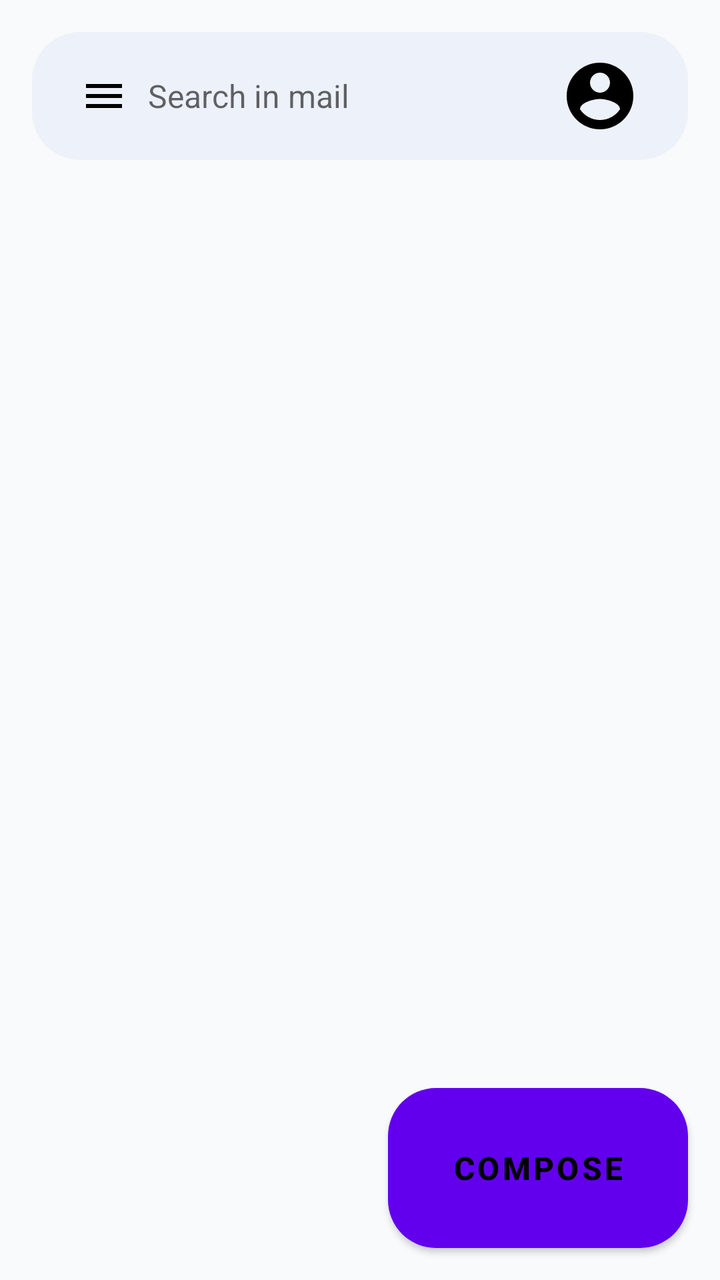
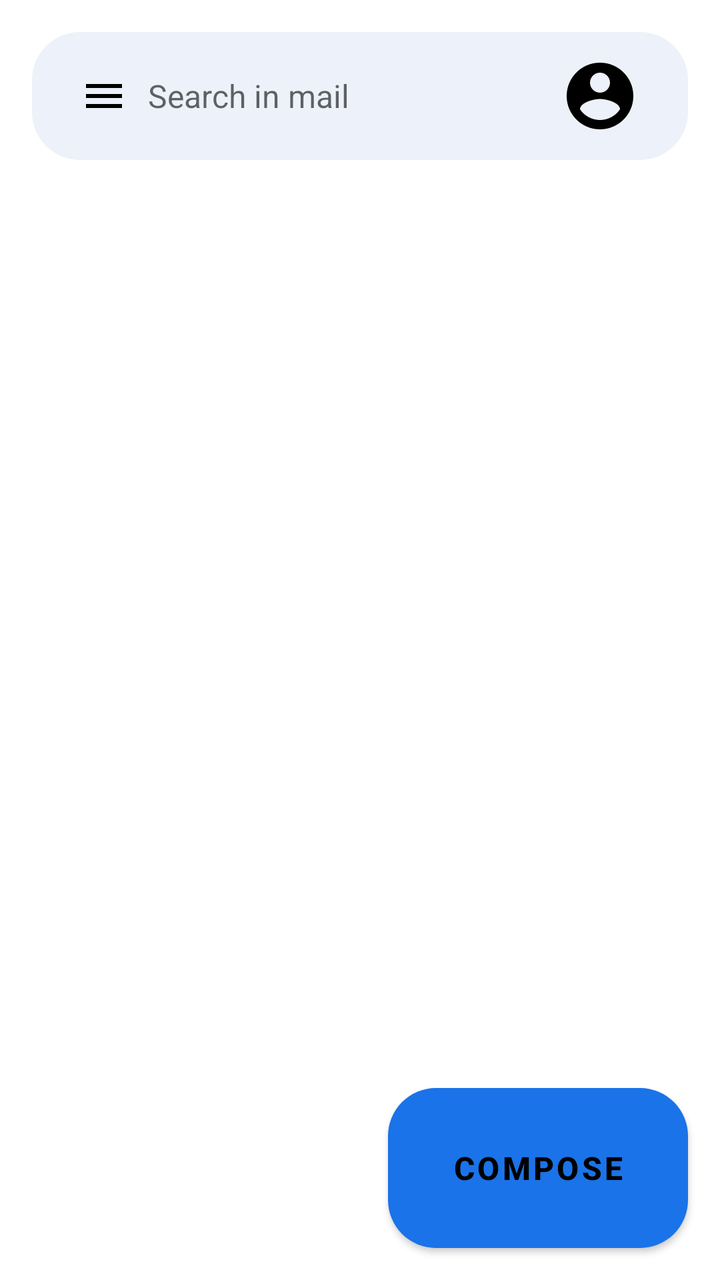

Before-and-after screenshots of an Android layout around one commit, followed by the original layout XML and the change that was made.
<!-- AndroidManifest.xml: application theme Theme.Project5 -->
<!-- res/layout/activity_mail_home.xml -->
<?xml version="1.0" encoding="utf-8"?>
<androidx.coordinatorlayout.widget.CoordinatorLayout
    xmlns:android="http://schemas.android.com/apk/res/android"
    android:layout_width="match_parent"
    android:layout_height="match_parent"
    android:background="#F9FAFB">

    <LinearLayout
        android:layout_width="match_parent"
        android:layout_height="wrap_content"
        android:layout_margin="16dp"
        android:orientation="horizontal"
        android:background="@drawable/search_bar_bg"
        android:padding="12dp"
        android:gravity="center_vertical">

        <ImageView
            android:id="@+id/ivMenu"
            android:layout_width="24dp"
            android:layout_height="24dp"
            android:src="@drawable/ic_menu"
            android:layout_marginEnd="10dp"
            android:layout_marginStart="12dp" />

        <EditText
            android:id="@+id/etSearch"
            android:layout_width="0dp"
            android:layout_height="wrap_content"
            android:layout_weight="1"
            android:hint="@string/search_in_mail"
            android:textSize="16sp"
            android:textColor="#444"
            android:background="@android:color/transparent"
            android:singleLine="true"
            android:imeOptions="actionSearch"
            android:inputType="text"
            android:padding="0dp"
            android:layout_marginEnd="8dp"/>


        <ImageView
            android:id="@+id/ivAvatar"
            android:layout_width="40dp"
            android:layout_height="40dp"
            android:src="@drawable/ic_avatar"
            android:scaleType="centerCrop"
            android:layout_marginEnd="12dp" />
    </LinearLayout>

    <Button
        android:id="@+id/btnComposeFloating"
        android:layout_width="150dp"
        android:layout_height="80dp"
        android:layout_gravity="bottom|end"
        android:layout_margin="16dp"
        android:background="@drawable/compose_button_bg"
        android:text="@string/compose"
        android:textColor="@color/blue"
        android:drawableStart="@drawable/ic_pencil"
        android:drawablePadding="8dp"
        android:padding="12dp"
        android:elevation="6dp"
        android:textStyle="bold"
        android:textSize="16sp"/>

    <FrameLayout
        android:id="@+id/mailContentContainer"
        android:layout_width="match_parent"
        android:layout_height="match_parent"
        android:layout_marginTop="80dp" />

    <FrameLayout
        android:id="@+id/sidebar"
        android:layout_width="250dp"
        android:layout_height="match_parent"
        android:layout_gravity="start"
        android:background="#FFFFFF"
        android:visibility="gone"
        android:elevation="8dp" />

    <FrameLayout
        android:id="@+id/sidebarOverlay"
        android:layout_width="match_parent"
        android:layout_height="match_parent"
        android:background="#80000000"
        android:visibility="gone" />

</androidx.coordinatorlayout.widget.CoordinatorLayout>
<!-- resources referenced by this layout -->
<resources>
  <!-- drawable compose_button_bg (drawable) -->
  <?xml version="1.0" encoding="utf-8"?>
  <shape xmlns:android="http://schemas.android.com/apk/res/android"
      android:shape="rectangle">
      <solid android:color="#D6EAF8" /> 
      <corners android:radius="24dp" />
  </shape>
  <!-- drawable ic_avatar (drawable) -->
  <vector xmlns:android="http://schemas.android.com/apk/res/android" android:height="24dp" android:tint="#000000" android:viewportHeight="24" android:viewportWidth="24" android:width="24dp">
  
      <path android:fillColor="@android:color/white" android:pathData="M12,2C6.48,2 2,6.48 2,12s4.48,10 10,10 10,-4.48 10,-10S17.52,2 12,2zM12,5c1.66,0 3,1.34 3,3s-1.34,3 -3,3 -3,-1.34 -3,-3 1.34,-3 3,-3zM12,19.2c-2.5,0 -4.71,-1.28 -6,-3.22 0.03,-1.99 4,-3.08 6,-3.08 1.99,0 5.97,1.09 6,3.08 -1.29,1.94 -3.5,3.22 -6,3.22z"/>
  
  </vector>
  <!-- drawable ic_menu (drawable) -->
  <vector xmlns:android="http://schemas.android.com/apk/res/android" android:height="24dp" android:tint="#000000" android:viewportHeight="24" android:viewportWidth="24" android:width="24dp">
        
      <path android:fillColor="@android:color/white" android:pathData="M3,18h18v-2L3,16v2zM3,13h18v-2L3,11v2zM3,6v2h18L21,6L3,6z"/>
      
  </vector>
  <!-- drawable ic_pencil (drawable) -->
  <vector xmlns:android="http://schemas.android.com/apk/res/android" android:height="24dp" android:tint="#000000" android:viewportHeight="24" android:viewportWidth="24" android:width="24dp">
        
      <path android:fillColor="@android:color/white" android:pathData="M3,17.25V21h3.75L17.81,9.94l-3.75,-3.75L3,17.25zM20.71,7.04c0.39,-0.39 0.39,-1.02 0,-1.41l-2.34,-2.34c-0.39,-0.39 -1.02,-0.39 -1.41,0l-1.83,1.83 3.75,3.75 1.83,-1.83z"/>
      
  </vector>
  <!-- drawable search_bar_bg (drawable) -->
  <?xml version="1.0" encoding="utf-8"?>
  <shape xmlns:android="http://schemas.android.com/apk/res/android"
      android:shape="rectangle">
      <solid android:color="#EDF1F9" />
      <corners android:radius="24dp" />
  </shape>
  <string name="compose">Compose</string>
  <string name="search_in_mail">Search in mail</string>
  <style name="Theme.Project5" parent="Theme.MaterialComponents.DayNight.NoActionBar" />
</resources>

<!-- the commit's change to res/layout/activity_mail_home.xml (unified diff, before → after) -->
@@ -3,7 +3,7 @@
     xmlns:android="http://schemas.android.com/apk/res/android"
     android:layout_width="match_parent"
     android:layout_height="match_parent"
-    android:background="#F9FAFB">
+    android:background="@color/background">
 
     <LinearLayout
         android:layout_width="match_parent"
@@ -55,7 +55,7 @@
         android:layout_margin="16dp"
         android:background="@drawable/compose_button_bg"
         android:text="@string/compose"
-        android:textColor="@color/blue"
+        android:textColor="@color/textPrimary"
         android:drawableStart="@drawable/ic_pencil"
         android:drawablePadding="8dp"
         android:padding="12dp"
<!-- resource entries referenced after the edit -->
@@ -1,39 +1,65 @@
 <!-- resources referenced by this layout -->
 <resources>
+  <color name="background">#FFFFFF</color>
+  <color name="textPrimary">#000000</color>
   <!-- drawable compose_button_bg (drawable) -->
   <?xml version="1.0" encoding="utf-8"?>
   <shape xmlns:android="http://schemas.android.com/apk/res/android"
       android:shape="rectangle">
-      <solid android:color="#D6EAF8" /> 
+      <solid android:color="#8BC3EB" /> 
       <corners android:radius="24dp" />
   </shape>
   <!-- drawable ic_avatar (drawable) -->
-  <vector xmlns:android="http://schemas.android.com/apk/res/android" android:height="24dp" android:tint="#000000" android:viewportHeight="24" android:viewportWidth="24" android:width="24dp">
+  <vector xmlns:android="http://schemas.android.com/apk/res/android"
+      android:height="24dp"
+      android:width="24dp"
+      android:viewportWidth="24"
+      android:viewportHeight="24"
+      android:tint="@color/iconColor">
   
-      <path android:fillColor="@android:color/white" android:pathData="M12,2C6.48,2 2,6.48 2,12s4.48,10 10,10 10,-4.48 10,-10S17.52,2 12,2zM12,5c1.66,0 3,1.34 3,3s-1.34,3 -3,3 -3,-1.34 -3,-3 1.34,-3 3,-3zM12,19.2c-2.5,0 -4.71,-1.28 -6,-3.22 0.03,-1.99 4,-3.08 6,-3.08 1.99,0 5.97,1.09 6,3.08 -1.29,1.94 -3.5,3.22 -6,3.22z"/>
-  
+      <path
+          android:fillColor="@color/iconColor"
+          android:pathData="M12,2C6.48,2 2,6.48 2,12s4.48,10 10,10 10,-4.48 10,-10S17.52,2 12,2zM12,5c1.66,0 3,1.34 3,3s-1.34,3 -3,3 -3,-1.34 -3,-3 1.34,-3 3,-3zM12,19.2c-2.5,0 -4.71,-1.28 -6,-3.22 0.03,-1.99 4,-3.08 6,-3.08 1.99,0 5.97,1.09 6,3.08 -1.29,1.94 -3.5,3.22 -6,3.22z"/>
   </vector>
   <!-- drawable ic_menu (drawable) -->
-  <vector xmlns:android="http://schemas.android.com/apk/res/android" android:height="24dp" android:tint="#000000" android:viewportHeight="24" android:viewportWidth="24" android:width="24dp">
-        
-      <path android:fillColor="@android:color/white" android:pathData="M3,18h18v-2L3,16v2zM3,13h18v-2L3,11v2zM3,6v2h18L21,6L3,6z"/>
-      
+  <vector xmlns:android="http://schemas.android.com/apk/res/android" android:height="24dp" android:tint="@color/iconColor" android:viewportHeight="24" android:viewportWidth="24" android:width="24dp">
+      <path android:fillColor="@color/iconColor" android:pathData="M3,18h18v-2L3,16v2zM3,13h18v-2L3,11v2zM3,6v2h18L21,6L3,6z"/>
   </vector>
   <!-- drawable ic_pencil (drawable) -->
-  <vector xmlns:android="http://schemas.android.com/apk/res/android" android:height="24dp" android:tint="#000000" android:viewportHeight="24" android:viewportWidth="24" android:width="24dp">
-        
-      <path android:fillColor="@android:color/white" android:pathData="M3,17.25V21h3.75L17.81,9.94l-3.75,-3.75L3,17.25zM20.71,7.04c0.39,-0.39 0.39,-1.02 0,-1.41l-2.34,-2.34c-0.39,-0.39 -1.02,-0.39 -1.41,0l-1.83,1.83 3.75,3.75 1.83,-1.83z"/>
-      
+  <vector xmlns:android="http://schemas.android.com/apk/res/android" android:height="24dp" android:tint="@color/iconColor" android:viewportHeight="24" android:viewportWidth="24" android:width="24dp">
+      <path android:fillColor="@color/iconColor" android:pathData="M3,17.25V21h3.75L17.81,9.94l-3.75,-3.75L3,17.25zM20.71,7.04c0.39,-0.39 0.39,-1.02 0,-1.41l-2.34,-2.34c-0.39,-0.39 -1.02,-0.39 -1.41,0l-1.83,1.83 3.75,3.75 1.83,-1.83z"/>
   </vector>
   <!-- drawable search_bar_bg (drawable) -->
   <?xml version="1.0" encoding="utf-8"?>
   <shape xmlns:android="http://schemas.android.com/apk/res/android"
       android:shape="rectangle">
-      <solid android:color="#EDF1F9" />
+      <solid android:color="@color/secondBackground" />
       <corners android:radius="24dp" />
   </shape>
   <string name="compose">Compose</string>
   <string name="search_in_mail">Search in mail</string>
-  <style name="Theme.Project5" parent="Theme.MaterialComponents.DayNight.NoActionBar" />
+  <style name="Theme.Project5" parent="Theme.MaterialComponents.DayNight.NoActionBar">
+          
+          <item name="colorPrimary">@color/primaryButton</item>
+          <item name="colorPrimaryVariant">@color/primaryButton</item>
+          <item name="colorOnPrimary">@color/onPrimary</item>
+  
+          
+          <item name="android:colorBackground">@color/background</item>
+          <item name="colorSurface">@color/surface</item>
+          <item name="colorOnSurface">@color/textPrimary</item>
+  
+          <item name="android:textColorPrimary">@color/textPrimary</item>
+          <item name="android:textColorSecondary">@color/textSecondary</item>
+  
+          
+          <item name="android:statusBarColor" tools:targetApi="l">?attr/colorPrimary</item>
+      </style>
+  <color name="iconColor">#000000</color>
+  <color name="secondBackground">#EDF1F9</color>
+  <color name="primaryButton">#1A73E8</color>
+  <color name="onPrimary">#FFFFFF</color>
+  <color name="surface">#F0F2F5</color>
+  <color name="textSecondary">#666666</color>
 </resources>
 
